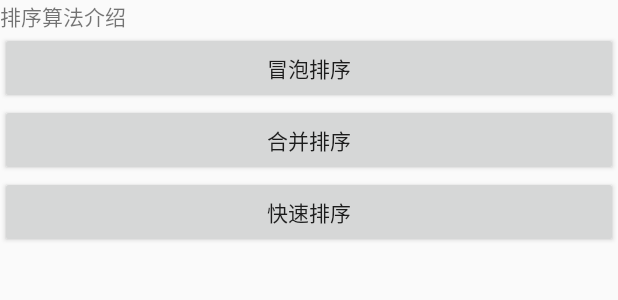
After one commit to kingkong-li/lifechange, an Android app: the layout activity_sort.xml on its own in the app's theme, with its tools: preview values and no code run, on a phone screen of 412 x 824 dp. The commit adds this screen. Shown: the top 300 px of the screen. Run offline under Robolectric (Android 15) with nearby library versions, the phone set to English and light mode, and no system bars.

Commit message:
【整理项目 修改项目名称】

```diff
--- a/androidLifecycle/app/build.gradle
+++ b/androidLifecycle/app/build.gradle
@@ -34,5 +34,5 @@ dependencies {
     testImplementation 'junit:junit:4.12'
     androidTestImplementation 'androidx.test.ext:junit:1.1.1'
     androidTestImplementation 'androidx.test.espresso:espresso-core:3.2.0'
-//    debugImplementation 'com.squareup.leakcanary:leakcanary-android:2.4'
+    debugImplementation 'com.squareup.leakcanary:leakcanary-android:2.4'
 }
--- a/androidLifecycle/app/src/main/AndroidManifest.xml
+++ b/androidLifecycle/app/src/main/AndroidManifest.xml
@@ -1,6 +1,6 @@
 <?xml version="1.0" encoding="utf-8"?>
 <manifest xmlns:android="http://schemas.android.com/apk/res/android"
-    package="com.jingang.lifecyclecase">
+    package="com.jingang.lifechange">
 
     <application
         android:name=".utils.MainApplication"
@@ -21,7 +21,7 @@
                 <category android:name="android.intent.category.LAUNCHER" />
             </intent-filter>
         </activity>
-        <activity android:name=".NormalActivity" />
+        <activity android:name=".testalgorithm.SortTestActivity" />
     </application>
 
 </manifest>
--- a/androidLifecycle/app/src/main/java/com/jingang/lifecyclecase/utils/BubbleSort.java
+++ b/androidLifecycle/app/src/main/java/com/jingang/lifechange/algorithm/sort/BubbleSort.java
@@ -1,9 +1,9 @@
-package com.jingang.lifecyclecase.utils;
+package com.jingang.lifechange.algorithm.sort;
 
 /**
  * @Description:
  * @Author:
- * @CreateTime:2020/8/13-6:09 PM
+ * @CreateTime:2020/8/13-6:09  PM
  * @changeTime:
  */
 public class BubbleSort implements Sort {
--- a/androidLifecycle/app/src/main/java/com/jingang/lifecyclecase/utils/Sort.java
+++ b/androidLifecycle/app/src/main/java/com/jingang/lifechange/algorithm/sort/Sort.java
@@ -1,4 +1,4 @@
-package com.jingang.lifecyclecase.utils;
+package com.jingang.lifechange.algorithm.sort;
 
 /**
  * @Description:
--- a/androidLifecycle/app/src/main/java/com/jingang/lifecyclecase/base/BaseActivity.java
+++ b/androidLifecycle/app/src/main/java/com/jingang/lifechange/base/BaseActivity.java
@@ -1,4 +1,4 @@
-package com.jingang.lifecyclecase.base;
+package com.jingang.lifechange.base;
 
 import androidx.appcompat.app.AppCompatActivity;
 import androidx.fragment.app.Fragment;
@@ -12,8 +12,6 @@ import com.jingang.lifecyclecase.R;
  * @author jingang
  */
 public class BaseActivity extends AppCompatActivity {
-
-
 
 
     @Override
--- a/androidLifecycle/app/src/main/java/com/jingang/lifecyclecase/base/PublicThreadPools.java
+++ b/androidLifecycle/app/src/main/java/com/jingang/lifechange/base/PublicThreadPools.java
@@ -1,4 +1,4 @@
-package com.jingang.lifecyclecase.base;
+package com.jingang.lifechange.base;
 
 import android.os.Process;
 
--- a/androidLifecycle/app/src/main/java/com/jingang/lifecyclecase/utils/ActivityCache.java
+++ b/androidLifecycle/app/src/main/java/com/jingang/lifechange/utils/ActivityCache.java
@@ -1,4 +1,4 @@
-package com.jingang.lifecyclecase.utils;
+package com.jingang.lifechange.utils;
 
 import android.app.Activity;
 
--- a/androidLifecycle/app/src/main/java/com/jingang/lifecyclecase/utils/MainApplication.java
+++ b/androidLifecycle/app/src/main/java/com/jingang/lifechange/utils/MainApplication.java
@@ -1,4 +1,4 @@
-package com.jingang.lifecyclecase.utils;
+package com.jingang.lifechange.utils;
 
 import android.app.Application;
 
@@ -15,4 +15,5 @@ public class MainApplication extends Application {
     public void onCreate() {
         super.onCreate();
     }
+
 }
--- a/androidLifecycle/app/src/main/java/com/jingang/lifecyclecase/utils/ThreadPoolsUtils.java
+++ b/androidLifecycle/app/src/main/java/com/jingang/lifechange/utils/ThreadPoolsUtils.java
@@ -1,4 +1,4 @@
-package com.jingang.lifecyclecase.utils;
+package com.jingang.lifechange.utils;
 
 import java.util.concurrent.ExecutorService;
 
--- /dev/null
+++ b/androidLifecycle/app/src/main/res/layout/activity_sort.xml
@@ -0,0 +1,27 @@
+<?xml version="1.0" encoding="utf-8"?>
+<LinearLayout xmlns:android="http://schemas.android.com/apk/res/android"
+    android:layout_width="match_parent"
+    android:layout_height="match_parent"
+    android:orientation="vertical">
+   <TextView
+       android:id="@+id/description"
+       android:layout_width="wrap_content"
+       android:layout_height="wrap_content"
+       android:text="排序算法介绍"/>
+    <Button
+        android:id="@+id/bubbleSort"
+        android:layout_width="match_parent"
+        android:layout_height="wrap_content"
+        android:text="冒泡排序"/>
+    <Button
+        android:id="@+id/mergeSort"
+        android:layout_width="match_parent"
+        android:layout_height="wrap_content"
+        android:text="合并排序"/>
+    <Button
+        android:id="@+id/quickSort"
+        android:layout_width="match_parent"
+        android:layout_height="wrap_content"
+        android:text="快速排序"/>
+
+</LinearLayout>
--- a/androidLifecycle/app/src/main/res/values/strings.xml
+++ b/androidLifecycle/app/src/main/res/values/strings.xml
@@ -1,5 +1,5 @@
 <resources>
-    <string name="app_name">lifecyclecase</string>
+    <string name="app_name">lifecychange</string>
     <string name="title_activity_base">BaseActivity</string>
     <!-- Strings used for fragments for navigation -->
     <string name="first_fragment_label">First Fragment</string>
--- a/androidLifecycle/settings.gradle
+++ b/androidLifecycle/settings.gradle
@@ -1,2 +1,2 @@
-rootProject.name='lifecyclecase'
+rootProject.name='lifechange'
 include ':app'
```
Also changed, not shown: androidLifecycle/app/src/main/java/com/jingang/lifechange/LeakDemoActivity.java (renamed from androidLifecycle/app/src/main/java/com/jingang/lifecyclecase/LeakDemoActivity.java, +3 -4 lines), androidLifecycle/app/src/main/java/com/jingang/lifechange/MainActivity.java (renamed from androidLifecycle/app/src/main/java/com/jingang/lifecyclecase/MainActivity.java, +18 -15 lines), androidLifecycle/app/src/main/java/com/jingang/lifechange/algorithm/LruCache.java (added, +100 -0 lines), androidLifecycle/app/src/main/java/com/jingang/lifechange/algorithm/dynamic/dynamicPlan.java (renamed from androidLifecycle/app/src/main/java/com/jingang/lifecyclecase/TestCoding.java, +3 -5 lines), androidLifecycle/app/src/main/java/com/jingang/lifechange/algorithm/sort/MergeSort.java (renamed from androidLifecycle/app/src/main/java/com/jingang/lifecyclecase/utils/MergeSort.java, +3 -7 lines), androidLifecycle/app/src/main/java/com/jingang/lifechange/algorithm/sort/QuickSort.java (renamed from androidLifecycle/app/src/main/java/com/jingang/lifecyclecase/utils/QuickSort.java, +15 -20 lines), androidLifecycle/app/src/main/java/com/jingang/lifechange/testalgorithm/SortTestActivity.java (added, +20 -0 lines), androidLifecycle/app/src/main/java/com/jingang/lifecyclecase/NormalActivity.java (deleted, +0 -12 lines).
